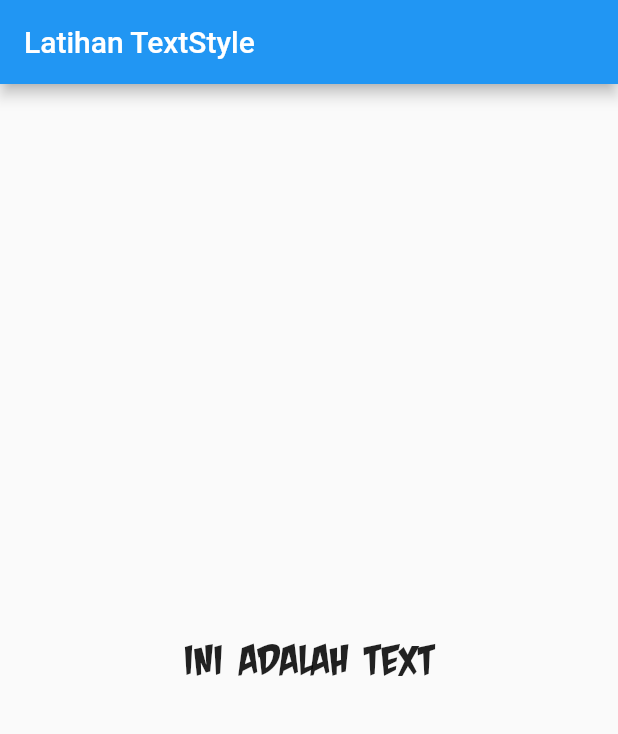
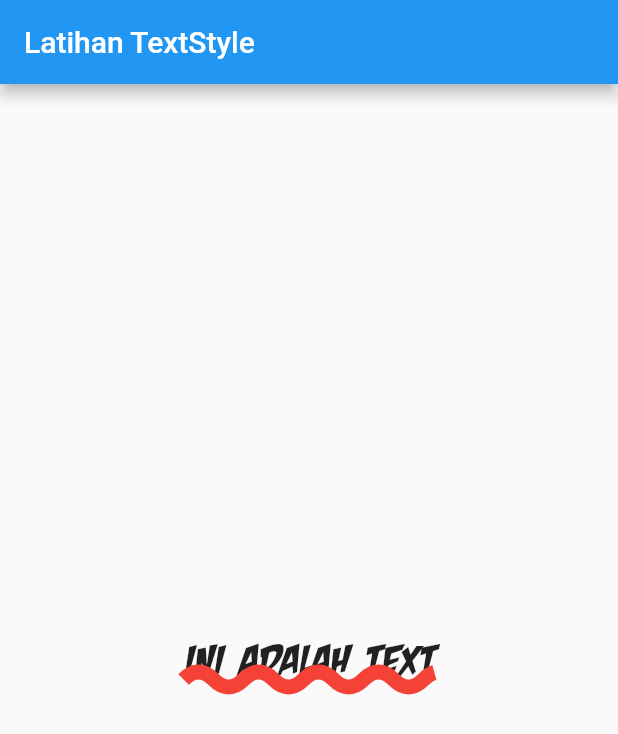
Before and after one commit to Bennys6/flutter-apps, a Flutter app: the screen it shows after launch, on a phone screen of 412 x 824 dp. Shown: the top 734 px of the screen. Run offline on Flutter 3.47's test engine with Material 2 defaults, Android fonts, the phone set to English and light mode, and no system bars.

Commit message:
Text Style Menggunakan Font

```diff
--- a/belajar_textstyle/lib/main.dart
+++ b/belajar_textstyle/lib/main.dart
@@ -15,7 +15,14 @@ class MyApp extends StatelessWidget {
         body: Center(
           child: Text(
             "Ini Adalah Text",
-            style: TextStyle(fontFamily: "CrashLandingBB", fontSize: (40)),
+            style: TextStyle(
+                fontFamily: "CrashLandingBB",
+                fontSize: (40),
+                fontStyle: FontStyle.italic,
+                decoration: TextDecoration.underline,
+                decorationColor: Colors.red,
+                decorationThickness: 5,
+                decorationStyle: TextDecorationStyle.wavy),
           ),
         ),
       ),
```
